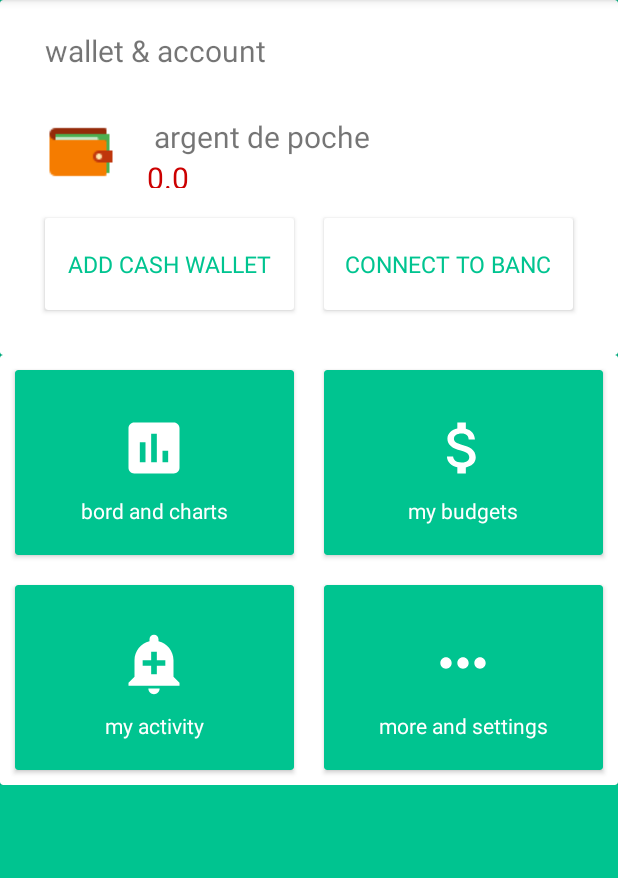
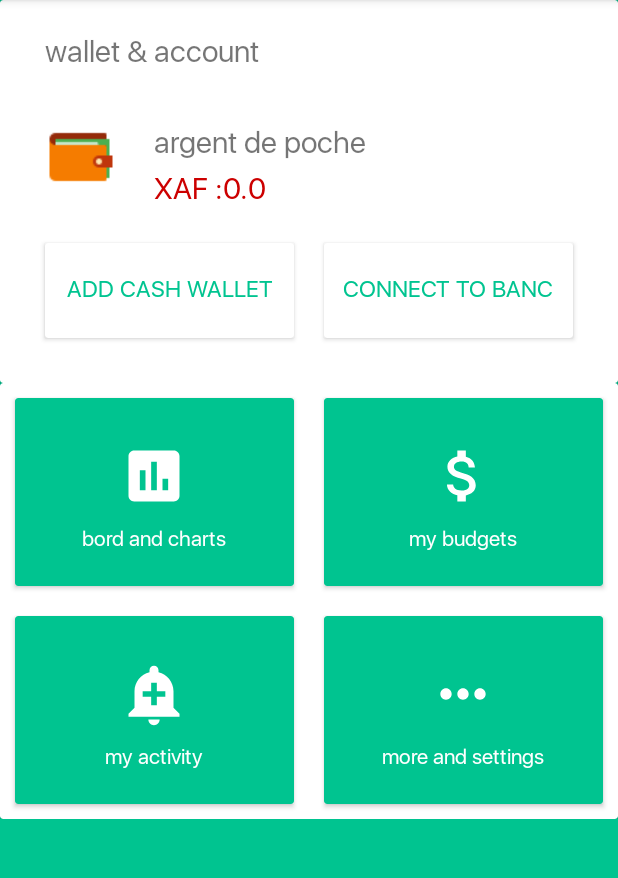
Before and after one commit to landryfomena/kolatest, an Android app: the fragment HomeFragment shown on its own in the app's theme, on a phone screen of 412 x 824 dp, the part 84-962 px from its top. Run offline under Robolectric (Android 15) with nearby library versions, the phone set to English and light mode, and no system bars; our stand-ins replace Firebase (no records; nobody signed in at launch, a user with empty details on screens opened directly).

Commit message:
very stable version ready to send

```diff
--- a/app/src/main/java/com/example/kolatest/activities/SplashActivity.kt
+++ b/app/src/main/java/com/example/kolatest/activities/SplashActivity.kt
@@ -25,8 +25,15 @@ class SplashActivity : AppCompatActivity() {
             .withLogo(R.drawable.logo)
             .withAfterLogoText(resources.getString(R.string.description))
         //add custom font
-        val pacificoFont = Typeface.createFromAsset(assets, "Pacifico.ttf")
+        val pacificoFont = Typeface.createFromAsset(assets, "sfregular.otf")
         config.afterLogoTextView.setTypeface(pacificoFont)
+        config.beforeLogoTextView.setTypeface(pacificoFont)
+        config.headerTextView.setTypeface(pacificoFont)
+        config.footerTextView.setTypeface(pacificoFont)
+        config.afterLogoTextView.setTextColor(resources.getColor(R.color.colorPrimary))
+        config.beforeLogoTextView.setTextColor(resources.getColor(R.color.colorPrimary))
+        config.headerTextView.setTextColor(resources.getColor(R.color.colorPrimary))
+        config.footerTextView.setTextColor(resources.getColor(R.color.colorPrimary))
 
         //change text color
 
--- a/app/src/main/java/com/example/kolatest/adapters/CustomAdapter.kt
+++ b/app/src/main/java/com/example/kolatest/adapters/CustomAdapter.kt
@@ -1,6 +1,7 @@
 package com.example.kolatest.adapters
 
 import android.content.Context
+import android.graphics.Typeface
 
 import android.widget.TextView
 import android.view.LayoutInflater
@@ -56,11 +57,16 @@ class CustomAdapter(private val dataSet: ArrayList<DataModel>, internal var mCon
 
             viewHolder = ViewHolder()
             val inflater = LayoutInflater.from(context)
+
             convertView = inflater.inflate(R.layout.row_item, parent, false)
             viewHolder.txtName = convertView!!.findViewById(R.id.name)
+
             viewHolder.txtType = convertView!!.findViewById(R.id.type)
+
             viewHolder.txtVersion = convertView!!.findViewById(R.id.version_number)
+
             viewHolder.info = convertView!!.findViewById(R.id.item_info) as ImageView
+
 
             result = convertView
 
--- a/app/src/main/java/com/example/kolatest/ui/home/HomeFragment.kt
+++ b/app/src/main/java/com/example/kolatest/ui/home/HomeFragment.kt
@@ -106,7 +106,7 @@ class HomeFragment : Fragment() {
                     Log.e("data model", "" + wallet.toString())
 
                 }
-                walletAmount!!.text=totalAmount.toString()
+                walletAmount!!.text= " XAF :"+totalAmount
                 for (walletModel in wallets) {
                     Log.e("wallet", "" + walletModel)
                 }
--- a/app/src/main/res/layout/activity_depense.xml
+++ b/app/src/main/res/layout/activity_depense.xml
@@ -35,7 +35,7 @@
                 android:layout_height="wrap_content"
                 android:layout_gravity="end|center"
                 android:layout_weight="1"
-                android:fontFamily="@font/adamina"
+                android:fontFamily="@font/sfregular"
                 android:text="1000"
                 android:gravity="end"
                 android:textColor="@color/com_facebook_button_login_silver_background_color"
@@ -52,7 +52,7 @@
                 android:textStyle="bold"
                 android:gravity="end"
                 android:textColor="@color/com_facebook_button_login_silver_background_color"
-                android:fontFamily="@font/adamina"
+                android:fontFamily="@font/sfregular"
                 android:text="@string/currency"
                 android:textSize="@dimen/textSize"
                 >
@@ -84,6 +84,7 @@
             android:textAlignment="center"
             android:id="@+id/dateTXT"
             android:padding="@dimen/dimen10_dp"
+            android:fontFamily="@font/sfregular"
             android:drawableStart="@drawable/ic_calender"
             android:textSize="@dimen/textSize">
 
@@ -110,6 +111,7 @@
             android:padding="@dimen/dimen10_dp"
             android:textAlignment="center"
             android:id="@+id/selectImage"
+            android:fontFamily="@font/sfregular"
             android:textSize="@dimen/textSize"
             />
     </LinearLayout>
@@ -133,6 +135,7 @@
             android:textSize="@dimen/textSize"
             android:textAlignment="center"
             android:id="@+id/noteTXT"
+            android:fontFamily="@font/sfregular"
             android:padding="@dimen/dimen10_dp"
             android:drawableStart="@drawable/ic_pencil"
             />
@@ -157,6 +160,7 @@
             android:drawableStart="@drawable/ic_repeat"
             android:padding="@dimen/dimen10_dp"
             android:textAlignment="center"
+            android:fontFamily="@font/sfregular"
             android:textSize="@dimen/textSize"
             >
 
--- a/app/src/main/res/layout/activity_new_wallet.xml
+++ b/app/src/main/res/layout/activity_new_wallet.xml
@@ -27,6 +27,7 @@
                 android:layout_height="56dp"
                 android:textAlignment="center"
                 android:hint="enter the wallets nme"
+                android:fontFamily="@font/sfregular"
                 android:drawableStart="@drawable/ic_account_balance_wallet_black_64dp"
                 android:textColor="@color/colorPrimary"
                 android:textSize="@dimen/textSize">
@@ -37,6 +38,7 @@
                 android:layout_width="match_parent"
                 android:layout_height="wrap_content"
                 android:textAlignment="center"
+                android:fontFamily="@font/sfregular"
                 android:hint="enter the wallet purpuse"
                 android:id="@+id/descriptionWalletText"
                 android:drawableStart="@drawable/ic_assignment_black_64dp"
@@ -61,6 +63,7 @@
                     android:layout_marginTop="@dimen/dimen10_dp"
                     android:layout_marginRight="@dimen/dimen10_dp"
                     android:layout_marginBottom="@dimen/dimen10_dp"
+                    android:fontFamily="@font/sfregular"
                     android:text="@string/add_wallet"
                     android:textColor="@android:color/holo_red_dark">
 
--- a/app/src/main/res/layout/fragment_home.xml
+++ b/app/src/main/res/layout/fragment_home.xml
@@ -1,27 +1,28 @@
 <?xml version="1.0" encoding="utf-8"?>
-<androidx.constraintlayout.widget.ConstraintLayout
-    xmlns:android="http://schemas.android.com/apk/res/android"
+<androidx.constraintlayout.widget.ConstraintLayout xmlns:android="http://schemas.android.com/apk/res/android"
     xmlns:app="http://schemas.android.com/apk/res-auto"
     android:layout_width="match_parent"
+    android:layout_height="match_parent"
     android:layout_gravity="center"
-    android:background="@color/colorPrimary"
-    android:layout_height="match_parent">
+    android:background="@color/colorPrimary">
 
     <ScrollView
         android:id="@+id/viewMaster"
-        android:background="@color/colorPrimary"
         android:layout_width="match_parent"
         android:layout_height="match_parent"
         android:layout_marginBottom="16dp"
+        android:background="@color/colorPrimary"
         app:layout_constraintBottom_toBottomOf="parent"
         app:layout_constraintBottom_toTopOf="parent"
         app:layout_constraintEnd_toEndOf="parent"
         app:layout_constraintLeft_toLeftOf="parent">
+
         <LinearLayout
+            android:layout_width="match_parent"
+            android:layout_height="match_parent"
             android:background="@color/colorPrimary"
-            android:layout_width="match_parent"
-            android:orientation="vertical"
-            android:layout_height="match_parent">
+            android:orientation="vertical">
+
             <androidx.cardview.widget.CardView
                 android:id="@+id/cationsview"
                 android:layout_width="match_parent"
@@ -34,6 +35,7 @@
                     android:orientation="vertical">
 
                     <TextView
+                        android:fontFamily="@font/sfregular"
                         android:id="@+id/titreWallet"
                         android:layout_width="wrap_content"
                         android:layout_height="wrap_content"
@@ -60,7 +62,7 @@
 
                         <LinearLayout
                             android:layout_width="match_parent"
-                            android:layout_height="match_parent"
+                            android:layout_height="wrap_content"
                             android:layout_margin="10dp"
                             android:orientation="vertical">
 
@@ -68,16 +70,18 @@
                                 android:id="@+id/walletDislayedName"
                                 android:layout_width="match_parent"
                                 android:layout_height="wrap_content"
+                                android:fontFamily="@font/sfregular"
                                 android:text="@string/walletName"
                                 android:textSize="@dimen/textSize">
 
                             </TextView>
 
                             <TextView
+                                android:id="@+id/wallAmount"
                                 android:layout_width="match_parent"
                                 android:layout_height="wrap_content"
+                                android:fontFamily="@font/sfregular"
                                 android:text="@string/walleztAmount"
-                                android:id="@+id/wallAmount"
                                 android:textColor="@android:color/holo_red_dark"
                                 android:textSize="@dimen/textSize">
 
@@ -105,6 +109,7 @@
                                 android:layout_height="wrap_content"
                                 android:layout_marginTop="@dimen/textSize"
                                 android:layout_marginBottom="@dimen/textSize"
+                                android:fontFamily="@font/sfregular"
                                 android:text="@string/add_wallet"
                                 android:textAlignment="center"
                                 android:textColor="@color/colorPrimary"
@@ -127,6 +132,7 @@
                                 android:layout_height="wrap_content"
                                 android:layout_marginTop="@dimen/textSize"
                                 android:layout_marginBottom="@dimen/textSize"
+                                android:fontFamily="@font/sfregular"
                                 android:text="@string/connect_banc"
                                 android:textAlignment="center"
                                 android:textColor="@color/colorPrimary"
@@ -138,154 +144,174 @@
                 </LinearLayout>
 
             </androidx.cardview.widget.CardView>
+
             <androidx.cardview.widget.CardView
                 android:layout_width="match_parent"
-                android:background="@drawable/com_facebook_button_background"
-                android:layout_height="match_parent">
+                android:layout_height="match_parent"
+                android:background="@drawable/com_facebook_button_background">
+
                 <LinearLayout
                     android:layout_width="match_parent"
-                    android:orientation="vertical"
-                    android:layout_height="wrap_content">
+                    android:layout_height="wrap_content"
+                    android:orientation="vertical">
+
                     <LinearLayout
                         android:layout_width="match_parent"
-                        android:weightSum="2"
-                        android:layout_height="wrap_content">
+                        android:layout_height="wrap_content"
+                        android:weightSum="2">
+
                         <androidx.cardview.widget.CardView
                             android:layout_width="0dp"
-android:backgroundTint="@color/colorPrimary"
+                            android:layout_height="wrap_content"
+                            android:layout_margin="@dimen/dimen10_dp"
                             android:layout_weight="1"
-                            android:layout_margin="@dimen/dimen10_dp"
                             android:background="@color/colorPrimary"
-                            android:layout_height="wrap_content">
+                            android:backgroundTint="@color/colorPrimary">
+
                             <LinearLayout
+                                android:layout_width="match_parent"
+                                android:layout_height="wrap_content"
+                                android:layout_margin="@dimen/textSize"
                                 android:background="@color/colorPrimary"
-                                android:layout_margin="@dimen/textSize"
-                                android:orientation="vertical"
-                                android:layout_width="match_parent"
                                 android:gravity="center"
-                                android:layout_height="wrap_content">
+                                android:orientation="vertical">
+
                                 <ImageView
                                     android:layout_width="45dp"
-                                    android:src="@drawable/ic_poll_black"
+                                    android:layout_height="wrap_content"
                                     android:backgroundTint="@color/colorPrimary"
-                                    android:layout_height="wrap_content">
+                                    android:src="@drawable/ic_poll_black">
 
                                 </ImageView>
+
                                 <TextView
 
+                                    android:layout_width="match_parent"
+                                    android:layout_height="wrap_content"
                                     android:layout_gravity="center"
+                                    android:fontFamily="@font/sfregular"
                                     android:gravity="center"
-                                    android:layout_width="match_parent"
-                                    android:textColor="@android:color/background_light"
-                                    android:layout_height="wrap_content"
                                     android:text="@string/bord_chart"
-                                    >
+                                    android:textColor="@android:color/background_light">
 
                                 </TextView>
                             </LinearLayout>
                         </androidx.cardview.widget.CardView>
+
                         <androidx.cardview.widget.CardView
                             android:layout_width="0dp"
-                            android:backgroundTint="@color/colorPrimary"
+                            android:layout_height="wrap_content"
+                            android:layout_margin="@dimen/dimen10_dp"
                             android:layout_weight="1"
-                            android:layout_margin="@dimen/dimen10_dp"
                             android:background="@color/colorPrimary"
-                            android:layout_height="wrap_content">
+                            android:backgroundTint="@color/colorPrimary">
+
                             <LinearLayout
+                                android:layout_width="match_parent"
+                                android:layout_height="wrap_content"
                                 android:layout_margin="@dimen/textSize"
-                                android:orientation="vertical"
-                                android:layout_width="match_parent"
+                                android:background="@color/colorPrimary"
                                 android:gravity="center"
-                                android:background="@color/colorPrimary"
-                                android:layout_height="wrap_content">
+                                android:orientation="vertical">
+
                                 <ImageView
                                     android:layout_width="45dp"
-                                    android:src="@drawable/ic_attach_money"
+                                    android:layout_height="wrap_content"
                                     android:backgroundTint="@color/colorPrimary"
-                                    android:layout_height="wrap_content">
+                                    android:src="@drawable/ic_attach_money">
 
                                 </ImageView>
+
                                 <TextView
+                                    android:layout_width="match_parent"
+                                    android:layout_height="wrap_content"
                                     android:layout_gravity="center"
+                                    android:fontFamily="@font/sfregular"
                                     android:gravity="center"
-                                    android:layout_width="match_parent"
-                                    android:textColor="@android:color/background_light"
-                                    android:layout_height="wrap_content"
                                     android:text="@string/budgets"
-                                    >
+                                    android:textColor="@android:color/background_light">
 
                                 </TextView>
                             </LinearLayout>
                         </androidx.cardview.widget.CardView>
 
                     </LinearLayout>
+
                     <LinearLayout
                         android:layout_width="match_parent"
-                        android:weightSum="2"
-                        android:layout_height="wrap_content">
+                        android:layout_height="wrap_content"
+                        android:weightSum="2">
+
                         <androidx.cardview.widget.CardView
                             android:layout_width="0dp"
-android:backgroundTint="@color/colorPrimary"
+                            android:layout_height="wrap_content"
                             android:layout_margin="@dimen/dimen10_dp"
                             android:layout_weight="1"
                             android:background="@color/colorPrimary"
-                            android:layout_height="wrap_content">
+                            android:backgroundTint="@color/colorPrimary">
+
                             <LinearLayout
+                                android:layout_width="match_parent"
+                                android:layout_height="wrap_content"
+                                android:layout_margin="@dimen/textSize"
                                 android:background="@color/colorPrimary"
-                                android:layout_margin="@dimen/textSize"
-                                android:orientation="vertical"
-                                android:layout_width="match_parent"
                                 android:gravity="center"
-                                android:layout_height="wrap_content">
+                                android:orientation="vertical">
+
                                 <ImageView
                                     android:layout_width="45dp"
-                                    android:src="@drawable/ic_add_alert"
+                                    android:layout_height="wrap_content"
                                     android:backgroundTint="@color/colorPrimary"
-                                    android:layout_height="wrap_content">
+                                    android:src="@drawable/ic_add_alert">
 
                                 </ImageView>
+
                                 <TextView
 
+                                    android:layout_width="match_parent"
+                                    android:layout_height="wrap_content"
                                     android:layout_gravity="center"
+                                    android:fontFamily="@font/sfregular"
                                     android:gravity="center"
-                                    android:layout_width="match_parent"
-                                    android:textColor="@android:color/background_light"
-                                    android:layout_height="wrap_content"
                                     android:text="@string/activity"
-                                    >
+                                    android:textColor="@android:color/background_light">
 
                                 </TextView>
                             </LinearLayout>
                         </androidx.cardview.widget.CardView>
+
                         <androidx.cardview.widget.CardView
                             android:layout_width="0dp"
+                            android:layout_height="wrap_content"
+                            android:layout_margin="@dimen/dimen10_dp"
                             android:layout_weight="1"
-                            android:layout_margin="@dimen/dimen10_dp"
-                            android:backgroundTint="@color/colorPrimary"
                             android:background="@color/colorPrimary"
-                            android:layout_height="wrap_content">
+                            android:backgroundTint="@color/colorPrimary">
+
                             <LinearLayout
+                                android:layout_width="match_parent"
+                                android:layout_height="wrap_content"
                                 android:layout_margin="@dimen/textSize"
-                                android:orientation="vertical"
-                                android:layout_width="match_parent"
+                                android:background="@color/colorPrimary"
                                 android:gravity="center"
-                                android:background="@color/colorPrimary"
-                                android:layout_height="wrap_content">
+                                android:orientation="vertical">
+
                                 <ImageView
                                     android:layout_width="45dp"
-                                    android:src="@drawable/ic_more_horiz"
+                                    android:layout_height="wrap_content"
                                     android:backgroundTint="@color/colorPrimary"
-                                    android:layout_height="wrap_content">
+                                    android:src="@drawable/ic_more_horiz">
 
                                 </ImageView>
+
                                 <TextView
+                                    android:layout_width="match_parent"
+                                    android:layout_height="wrap_content"
                                     android:layout_gravity="center"
+                                    android:fontFamily="@font/sfregular"
                                     android:gravity="center"
-                                    android:layout_width="match_parent"
-                                    android:textColor="@android:color/background_light"
-                                    android:layout_height="wrap_content"
                                     android:text="@string/more_settings"
-                                    >
+                                    android:textColor="@android:color/background_light">
 
                                 </TextView>
                             </LinearLayout>
@@ -299,6 +325,5 @@ android:backgroundTint="@color/colorPrimary"
         </LinearLayout>
 
 
-
     </ScrollView>
 </androidx.constraintlayout.widget.ConstraintLayout>
--- a/app/src/main/res/layout/row_item.xml
+++ b/app/src/main/res/layout/row_item.xml
@@ -10,6 +10,7 @@
         android:id="@+id/name"
         android:layout_width="wrap_content"
         android:layout_height="wrap_content"
+        android:fontFamily="@font/sfregular"
         android:layout_alignParentTop="true"
         android:text="Marshmallow"
         android:textAppearance="?android:attr/textAppearanceSmall"
@@ -21,6 +22,7 @@
         android:layout_width="wrap_content"
         android:layout_height="wrap_content"
         android:layout_below="@+id/name"
+        android:fontFamily="@font/sfregular"
         android:layout_marginTop="5dp"
         android:text="Android 6.0"
         android:textColor="@color/colorPrimary"
@@ -42,10 +44,12 @@
         android:layout_centerInParent="true">
 
         <TextView
+
             android:id="@+id/version_heading"
             android:layout_width="wrap_content"
             android:layout_height="wrap_content"
-            android:text="API: "
+            android:text="XAF: "
+            android:fontFamily="@font/sfregular"
             android:textColor="@color/colorPrimary"
             android:textStyle="bold" />
 
@@ -54,6 +58,7 @@
             android:layout_width="wrap_content"
             android:layout_height="wrap_content"
             android:text="23"
+            android:fontFamily="@font/sfregular"
             android:textAppearance="?android:attr/textAppearanceButton"
             android:textColor="@color/colorPrimary"
             android:textStyle="bold" />
--- a/app/src/main/res/values/strings.xml
+++ b/app/src/main/res/values/strings.xml
@@ -14,7 +14,7 @@
     <string name="menu_tools">Tools</string>
     <string name="menu_share">Share</string>
     <string name="menu_send">Send</string>
-    <string name="currency">FCFA</string>
+    <string name="currency">XAF</string>
     <string name="selectDate">select a date</string>
     <string name="noteText">ajouter une note</string>
     <string name="selectImage">add a image</string>
@@ -31,7 +31,7 @@
     <string name="more_settings">more and settings</string>
     <string name="application_name">Kola Test</string>
     <string name="description">Spendee clone for Kolafin evaluation test</string>
-    <string name="wellcom">wellcom</string>
+    <string name="wellcom">wellcome</string>
     <string name="kola">powered by kolaFin</string>
     <string name="sending_data">sending data ...</string>
     <string name="wallet_creation">wallet creation</string>
```
Also changed, not shown: app/src/main/assets/sfregular.otf (added), app/src/main/res/font/sfregular.otf (added).
